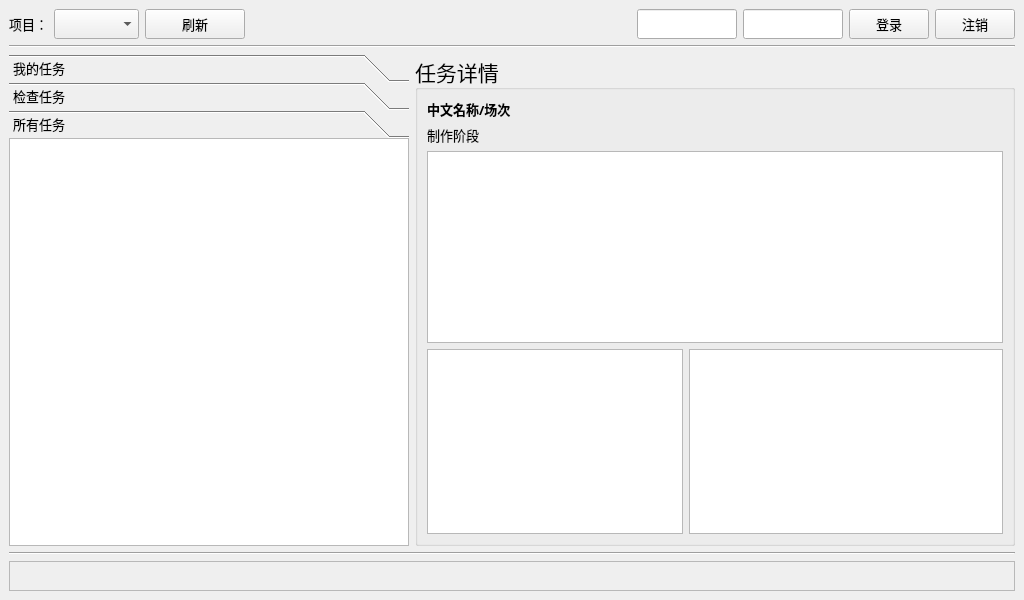
Above: commons/ui/CGTW.ui from lonegather/Barbarian before the change. Below: the same form after it.
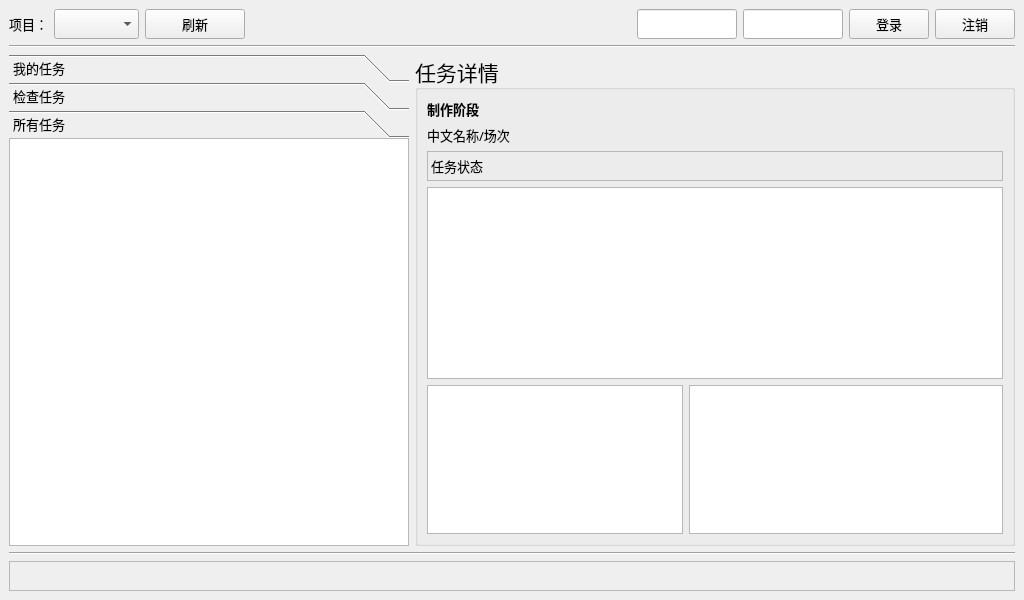
That is the form after the change. The open tabs and pages were chosen to show the change.

```diff
--- a/commons/ui/CGTW.ui
+++ b/commons/ui/CGTW.ui
@@ -20,7 +20,7 @@
    <string>Teamwork</string>
   </property>
   <widget class="QWidget" name="centralwidget">
-   <layout class="QVBoxLayout" name="verticalLayout_2">
+   <layout class="QVBoxLayout" name="verticalLayout_2" stretch="0,0,1,0,0">
     <item>
      <layout class="QHBoxLayout" name="horizontalLayout">
       <item>
@@ -459,12 +459,12 @@
         <property name="alignment">
          <set>Qt::AlignLeading|Qt::AlignLeft|Qt::AlignVCenter</set>
         </property>
-        <layout class="QVBoxLayout" name="verticalLayout_3" stretch="0,0,0,1">
+        <layout class="QVBoxLayout" name="verticalLayout_7" stretch="0,0,0,0,1">
          <item>
-          <widget class="QLabel" name="CGTWLBLInfoType">
+          <widget class="QLabel" name="CGTWLBLInfoPipeline">
            <property name="minimumSize">
             <size>
-             <width>0</width>
+             <width>200</width>
              <height>20</height>
             </size>
            </property>
@@ -477,29 +477,54 @@
             </font>
            </property>
            <property name="text">
-            <string>中文名称/场次</string>
-           </property>
-          </widget>
-         </item>
-         <item>
-          <widget class="QLabel" name="CGTWLBLInfoPipeline">
-           <property name="minimumSize">
-            <size>
-             <width>0</width>
-             <height>20</height>
-            </size>
-           </property>
-           <property name="font">
-            <font>
-             <family>微软雅黑</family>
-             <pointsize>10</pointsize>
-            </font>
-           </property>
-           <property name="text">
             <string>制作阶段</string>
            </property>
           </widget>
          </item>
+         <item>
+          <widget class="QLabel" name="CGTWLBLInfoType">
+           <property name="minimumSize">
+            <size>
+             <width>0</width>
+             <height>20</height>
+            </size>
+           </property>
+           <property name="font">
+            <font>
+             <family>微软雅黑</family>
+             <pointsize>10</pointsize>
+            </font>
+           </property>
+           <property name="text">
+            <string>中文名称/场次</string>
+           </property>
+          </widget>
+         </item>
+         <item>
+          <widget class="QLabel" name="CGTWLBLStatus">
+           <property name="minimumSize">
+            <size>
+             <width>0</width>
+             <height>30</height>
+            </size>
+           </property>
+           <property name="font">
+            <font>
+             <family>微软雅黑</family>
+             <pointsize>10</pointsize>
+            </font>
+           </property>
+           <property name="frameShape">
+            <enum>QFrame::StyledPanel</enum>
+           </property>
+           <property name="frameShadow">
+            <enum>QFrame::Sunken</enum>
+           </property>
+           <property name="text">
+            <string>任务状态</string>
+           </property>
+          </widget>
+         </item>
          <item>
           <widget class="QTreeView" name="CGTWTVFileHistory">
            <property name="font">
```
Left out of the diff: 8 changed lines with no effect on the pictures.
